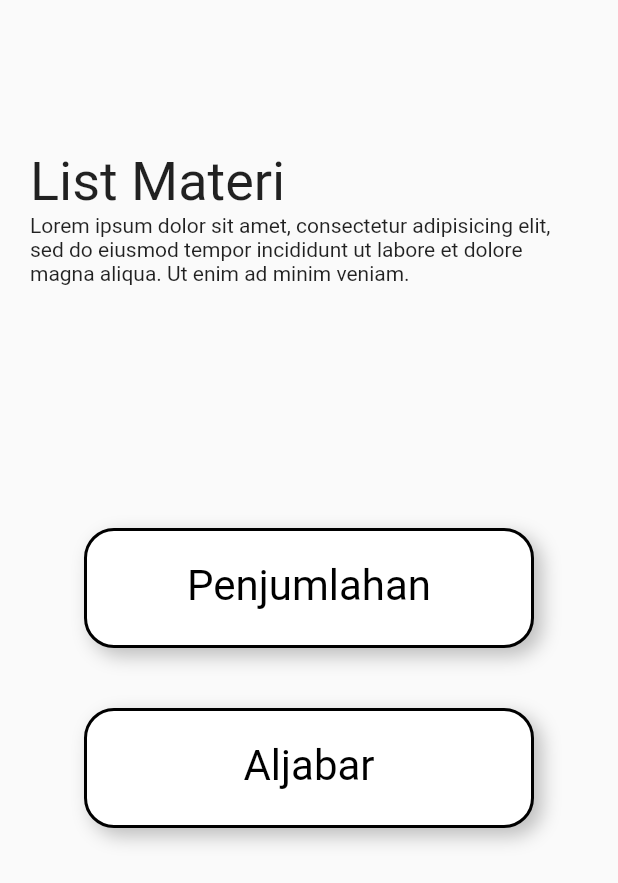
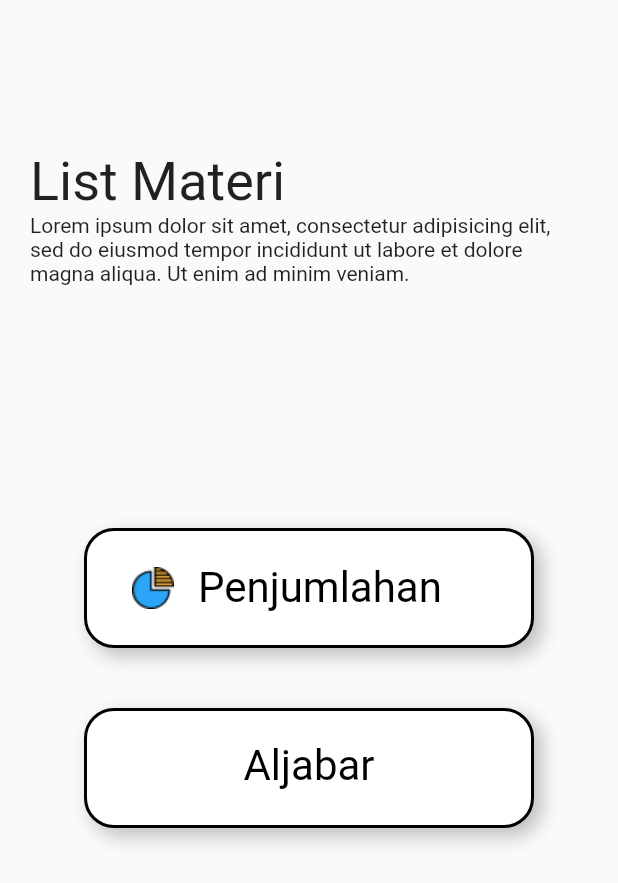
Before and after one commit to alyafi0899/mathapp, a Flutter app: the screen it shows after launch, after a tap on "Material", on a phone screen of 412 x 824 dp. Shown: the top 883 px of the screen. Run offline on Flutter 3.47's test engine with Material 2 defaults, Android fonts, the light colour scheme and no system bars; our stand-ins replace google_fonts, hexcolor; Roboto replaces fonts that are missing (Pangolin).

Commit message:
Hi-Fidelity Dashboard Page
Ubah low fidelity dashboard to Hi-Fi

```diff
--- a/lib/list_materi/list_materi_page.dart
+++ b/lib/list_materi/list_materi_page.dart
@@ -49,10 +49,26 @@ class _ListMateri extends State<ListMateri> {
                     width: 300,
                     height: 80,
                   ),
-                  child: Text(
-                    "Penjumlahan",
-                    textAlign: TextAlign.center,
-                    style: GoogleFonts.pangolin(color: Colors.black, fontSize: 28),
+                  child: Row(
+                    children: [Container(
+                      height: 28,
+                      width: 28,
+                      decoration: BoxDecoration(
+              color: Colors.white,
+              image: DecorationImage(
+                  image: AssetImage('assets/IconBangundatar.png'),
+                  alignment: Alignment.topCenter,
+                  // scale: 2.1,
+                  fit: BoxFit.fill),
+            ),
+                    ),
+                    SizedBox(width: 16,),
+                      Text(
+                        "Penjumlahan",
+                        textAlign: TextAlign.center,
+                        style: GoogleFonts.pangolin(color: Colors.black, fontSize: 28),
+                      ),
+                    ],
                   ),
                   decoration: BoxDecoration(
                     color: Colors.white,
--- a/lib/main.dart
+++ b/lib/main.dart
@@ -4,6 +4,7 @@ import 'package:mathapp/enroll_quiz/daftar_quiz.dart';
 import 'package:mathapp/enroll_quiz/enrol_quiz.dart';
 import 'package:mathapp/list_materi/list_materi_page.dart';
 import 'package:hexcolor/hexcolor.dart';
+import 'package:mathapp/styles.dart';
 
 void main() {
   runApp(
@@ -46,28 +47,54 @@ class _MyHomePageState extends State<MyHomePage> {
   @override
   Widget build(BuildContext context) {
     return Scaffold(
-      body: Container(
-        padding: EdgeInsets.fromLTRB(20, 275, 20, 20),
+      body: Center(
+        child: Container(
+          constraints: BoxConstraints.expand(width: double.infinity),
+          decoration: BoxDecoration(
+              color: Colors.white,
+              image: DecorationImage(
+                  image: AssetImage('assets/Dashboard.png'),
+                  alignment: Alignment.topCenter,
+                  // scale: 2.1,
+                  fit: BoxFit.fill),
+            ),
+          padding: EdgeInsets.fromLTRB(0, 171, 0, 20),
           child: Column(
             children: [
+              // Logo MtkApp 1
+              Container(
+                width: 178,
+                height: 172,
+                decoration: BoxDecoration(
+              color: Colors.white,
+              image: DecorationImage(
+                  image: AssetImage('assets/Logo MtkApp.png'),
+                  alignment: Alignment.topCenter,
+                  scale: 2.1,
+                  fit: BoxFit.cover),
+            ),
+              ),
               InkWell(
                 child: Container(
-                padding: const EdgeInsets.all(10),
+                  padding: const EdgeInsets.fromLTRB(0, 64, 0, 0),
                   child: Container(
-                  padding: const EdgeInsets.fromLTRB(30, 20, 30, 20),
+                    padding: const EdgeInsets.fromLTRB(30, 15, 30, 15),
                     // 2
                     constraints: const BoxConstraints.expand(
-                    width: 300,
-                    height: 80,
+                      width: 280,
+                      height: 64,
                     ),
                     child: Text(
                       "Material",
                       textAlign: TextAlign.center,
-                    style: GoogleFonts.pangolin(
-                       color: Colors.white, fontSize: 28),
+                      style: blackStyle.copyWith(
+                          color: kwhiteColor,
+                          fontSize: 24,
+                          fontWeight: FontWeight.bold,
+                         ),
                     ),
                     decoration: const BoxDecoration(
-                    color: Color.fromARGB(255, 160, 188, 194), // #A0BCC2
+                      color: Color.fromARGB(255, 0, 110, 127), // #A0BCC2
                       borderRadius: BorderRadius.all(Radius.circular(20.0)),
                       boxShadow: [
                         BoxShadow(
@@ -86,25 +113,23 @@ class _MyHomePageState extends State<MyHomePage> {
               ),
               InkWell(
                 child: Container(
-                padding: const EdgeInsets.all(30),
+                  padding: const EdgeInsets.all(16),
                   child: Container(
-                  padding: const EdgeInsets.fromLTRB(30, 20, 30, 20),
+                    padding: const EdgeInsets.fromLTRB(30, 15, 30, 15),
                     // 2
                     constraints: const BoxConstraints.expand(
-                    width: 300,
-                    height: 80,
+                      width: 280,
+                      height: 64,
                     ),
                     child: Text(
                       "Quiz",
                       textAlign: TextAlign.center,
                       style: GoogleFonts.pangolin(
-                      color: Color.fromARGB(255, 160, 188, 194), fontSize: 28 // #A0BCC2
+                        color: Color(0xffffffff), fontSize: 28 // #A0BCC2
                       ),
                     ),
                     decoration: BoxDecoration(
-                    color: Colors.white,
-                    border: Border.all(width: 2,
-                    color: Color.fromARGB(255, 160, 188, 194)), // #A0BCC2
+                      color: Color.fromARGB(255, 208, 106, 95), // #A0BCC2
                       borderRadius: BorderRadius.all(Radius.circular(20.0)),
                       boxShadow: [
                         BoxShadow(
@@ -124,6 +149,7 @@ class _MyHomePageState extends State<MyHomePage> {
             ],
           ),
         ),
+      ),
     );
   }
 }
--- /dev/null
+++ b/lib/styles.dart
@@ -0,0 +1,40 @@
+import 'package:flutter/cupertino.dart';
+import 'package:google_fonts/google_fonts.dart';
+
+const Color kprimeColor = Color.fromARGB(255, 0, 110, 127);
+const Color ksecondColor = Color(0xfD06B5F);
+const Color kwhiteColor = Color(0xffffffff);
+const Color kblackColor = Color(0xff3A3A3A);
+const Color kpinkColor = Color(0xffFF70A3);
+const Color kgreyColor = Color(0xff8A959E);
+const kbackground = LinearGradient(
+  colors: [
+    Color(0xff608EC6),
+    Color(0xff352A7C),
+  ],
+);
+
+TextStyle whiteStyle = GoogleFonts.poppins(
+  color: kwhiteColor,
+);
+
+TextStyle blackStyle = GoogleFonts.poppins(
+color: kwhiteColor
+);
+
+TextStyle bluekStyle = GoogleFonts.poppins(
+  color: kprimeColor,
+);
+TextStyle greykStyle = GoogleFonts.poppins(
+  color: kgreyColor,
+);
+TextStyle pinkkStyle = GoogleFonts.poppins(
+  color: kpinkColor,
+);
+TextStyle boldStyle = GoogleFonts.poppins(
+  fontWeight: FontWeight.w700,
+);
+TextStyle extraBoldStyle = GoogleFonts.poppins(
+  color: kblackColor,
+  fontWeight: FontWeight.w800,
+);
```
Also changed, not shown: assets/Dashboard.png (added), assets/IconBangundatar.png (added), assets/Logo MtkApp.png (added). Lines whose indentation alone changed are shown as unchanged.
